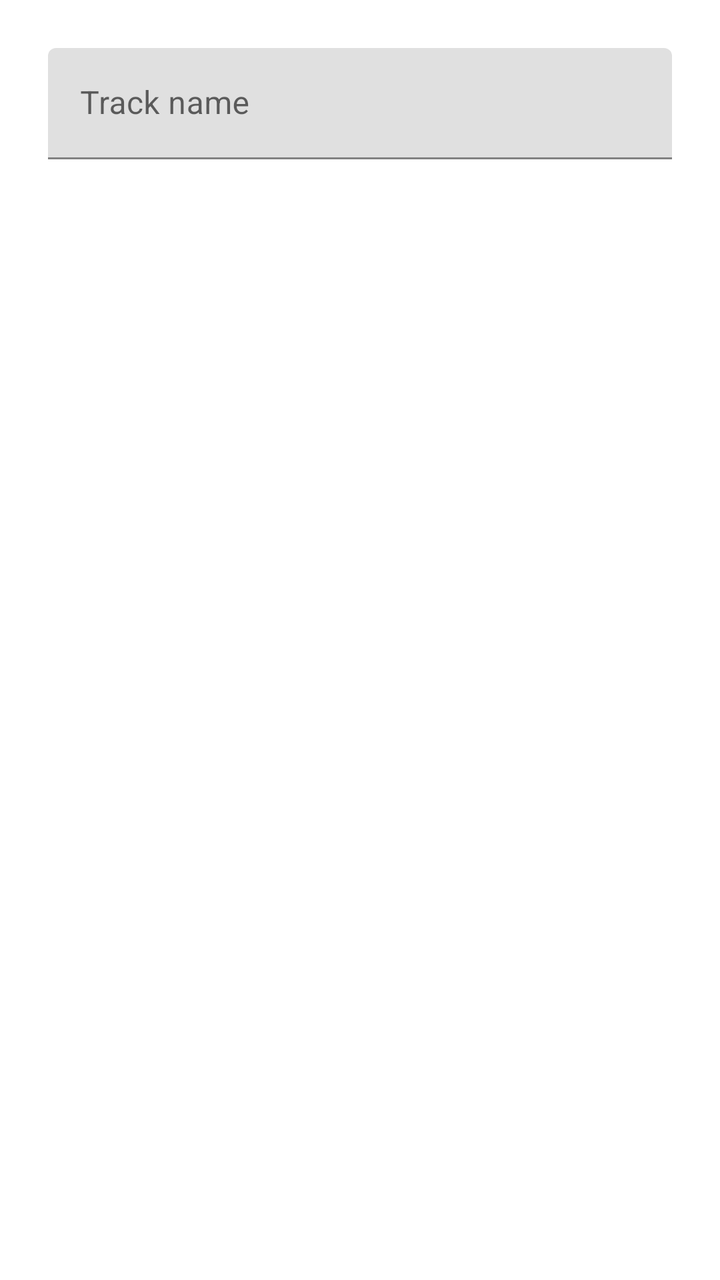
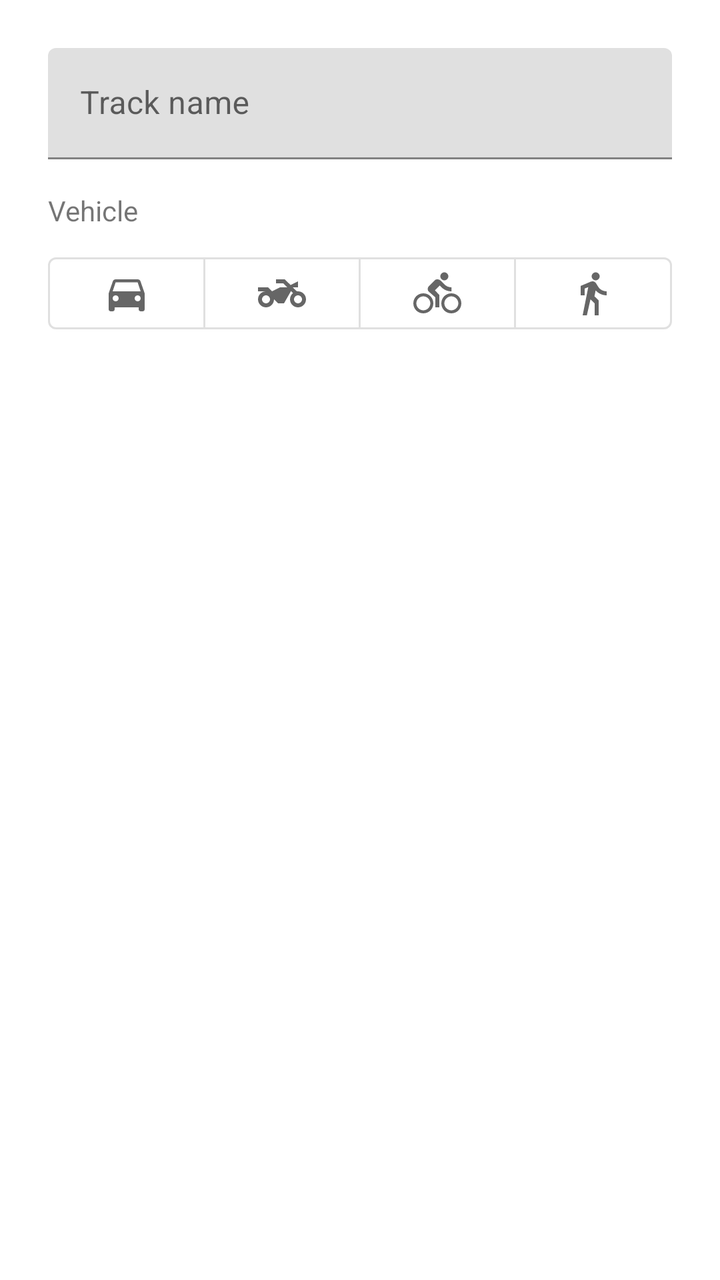

Screens rendered from an Android XML layout before and after an edit, with the pre-edit source and the edit as a unified diff.
<!-- AndroidManifest.xml: application theme Theme.TrackMate -->
<!-- res/layout/dialog_track_name.xml -->
<?xml version="1.0" encoding="utf-8"?>
<com.google.android.material.textfield.TextInputLayout xmlns:android="http://schemas.android.com/apk/res/android"
    android:layout_width="match_parent"
    android:layout_height="wrap_content"
    android:hint="Track name"
    android:padding="24dp">

    <EditText
        android:id="@+id/editTrackName"
        android:layout_width="match_parent"
        android:layout_height="wrap_content"
        android:inputType="textCapWords"
        android:singleLine="true" />

</com.google.android.material.textfield.TextInputLayout>
<!-- resources referenced by this layout -->
<resources>
  <color name="primary_500">#FF048A95</color>
  <color name="primary_700">#FF036B70</color>
  <color name="white">#FFFFFFFF</color>
  <color name="teal_200">#FF03DAC5</color>
  <color name="teal_700">#FF018786</color>
  <color name="black">#FF000000</color>
  <!-- unchanged entries left out for length: 1 -->
</resources>

<!-- the commit's change to res/layout/dialog_track_name.xml (unified diff, before → after) -->
@@ -1,15 +1,73 @@
 <?xml version="1.0" encoding="utf-8"?>
-<com.google.android.material.textfield.TextInputLayout xmlns:android="http://schemas.android.com/apk/res/android"
+<LinearLayout xmlns:android="http://schemas.android.com/apk/res/android"
+    xmlns:app="http://schemas.android.com/apk/res-auto"
     android:layout_width="match_parent"
     android:layout_height="wrap_content"
-    android:hint="Track name"
+    android:orientation="vertical"
     android:padding="24dp">
 
-    <EditText
-        android:id="@+id/editTrackName"
+    <com.google.android.material.textfield.TextInputLayout
+        android:id="@+id/trackNameLayout"
         android:layout_width="match_parent"
         android:layout_height="wrap_content"
-        android:inputType="textCapWords"
-        android:singleLine="true" />
+        android:hint="Track name">
 
-</com.google.android.material.textfield.TextInputLayout>
+        <EditText
+            android:id="@+id/editTrackName"
+            android:layout_width="match_parent"
+            android:layout_height="wrap_content"
+            android:inputType="textCapWords"
+            android:singleLine="true" />
+
+    </com.google.android.material.textfield.TextInputLayout>
+
+    <LinearLayout
+        android:id="@+id/vehicleSection"
+        android:layout_width="match_parent"
+        android:layout_height="wrap_content"
+        android:layout_marginTop="16dp"
+        android:orientation="vertical">
+
+        <TextView
+            android:id="@+id/txtVehicle"
+            android:layout_width="wrap_content"
+            android:layout_height="wrap_content"
+            android:text="Vehicle" />
+
+        <com.google.android.material.button.MaterialButtonToggleGroup
+            android:id="@+id/vehicleToggle"
+            android:layout_width="match_parent"
+            android:layout_height="wrap_content"
+            android:layout_marginTop="8dp"
+            app:selectionRequired="true"
+            app:singleSelection="true">
+
+            <com.google.android.material.button.MaterialButton
+                android:id="@+id/btnVehicleCar"
+                style="@style/VehicleToggleButton"
+                android:contentDescription="@string/vehicle_car"
+                app:icon="@drawable/ic_vehicle_car_24" />
+
+            <com.google.android.material.button.MaterialButton
+                android:id="@+id/btnVehicleMotorcycle"
+                style="@style/VehicleToggleButton"
+                android:contentDescription="@string/vehicle_motorcycle"
+                app:icon="@drawable/ic_vehicle_motorcycle_24" />
+
+            <com.google.android.material.button.MaterialButton
+                android:id="@+id/btnVehicleBicycle"
+                style="@style/VehicleToggleButton"
+                android:contentDescription="@string/vehicle_bicycle"
+                app:icon="@drawable/ic_vehicle_bicycle_24" />
+
+            <com.google.android.material.button.MaterialButton
+                android:id="@+id/btnVehicleFoot"
+                style="@style/VehicleToggleButton"
+                android:contentDescription="@string/vehicle_foot"
+                app:icon="@drawable/ic_vehicle_foot_24" />
+
+        </com.google.android.material.button.MaterialButtonToggleGroup>
+
+    </LinearLayout>
+
+</LinearLayout>
<!-- resource entries referenced after the edit -->
@@ -1,5 +1,56 @@
 <!-- resources referenced by this layout -->
 <resources>
+  <!-- drawable ic_vehicle_bicycle_24 (drawable) -->
+  <vector xmlns:android="http://schemas.android.com/apk/res/android"
+      android:width="24dp"
+      android:height="24dp"
+      android:viewportWidth="24"
+      android:viewportHeight="24">
+      <path
+          android:fillColor="@android:color/black"
+          android:pathData="M15.5,5.5c1.1,0 2,-0.9 2,-2s-0.9,-2 -2,-2 -2,0.9 -2,2 0.9,2 2,2zM5,12c-2.8,0 -5,2.2 -5,5s2.2,5 5,5 5,-2.2 5,-5 -2.2,-5 -5,-5zM5,20.5c-1.9,0 -3.5,-1.6 -3.5,-3.5s1.6,-3.5 3.5,-3.5 3.5,1.6 3.5,3.5 -1.6,3.5 -3.5,3.5zM10.8,10.5l2.4,-2.4 0.8,0.8c1.3,1.3 3,2.1 5.1,2.1L19.1,9c-1.5,0 -2.7,-0.6 -3.6,-1.5l-1.9,-1.9c-0.5,-0.4 -1,-0.6 -1.6,-0.6s-1.1,0.2 -1.4,0.6L7.8,8.4c-0.4,0.4 -0.6,0.9 -0.6,1.4 0,0.6 0.2,1.1 0.6,1.4L11,14v5h2v-6.2l-2.2,-2.3zM19,12c-2.8,0 -5,2.2 -5,5s2.2,5 5,5 5,-2.2 5,-5 -2.2,-5 -5,-5zM19,20.5c-1.9,0 -3.5,-1.6 -3.5,-3.5s1.6,-3.5 3.5,-3.5 3.5,1.6 3.5,3.5 -1.6,3.5 -3.5,3.5z"/>
+  </vector>
+  <!-- drawable ic_vehicle_car_24 (drawable) -->
+  <vector xmlns:android="http://schemas.android.com/apk/res/android"
+      android:width="24dp"
+      android:height="24dp"
+      android:viewportWidth="24"
+      android:viewportHeight="24">
+      <path
+          android:fillColor="@android:color/black"
+          android:pathData="M18.92,6.01C18.72,5.42 18.16,5 17.5,5h-11c-0.66,0 -1.21,0.42 -1.42,1.01L3,12v8c0,0.55 0.45,1 1,1h1c0.55,0 1,-0.45 1,-1v-1h12v1c0,0.55 0.45,1 1,1h1c0.55,0 1,-0.45 1,-1v-8l-2.08,-5.99zM6.5,16c-0.83,0 -1.5,-0.67 -1.5,-1.5S5.67,13 6.5,13s1.5,0.67 1.5,1.5S7.33,16 6.5,16zM17.5,16c-0.83,0 -1.5,-0.67 -1.5,-1.5s0.67,-1.5 1.5,-1.5 1.5,0.67 1.5,1.5 -0.67,1.5 -1.5,1.5zM5,11l1.5,-4.5h11L19,11H5z"/>
+  </vector>
+  <!-- drawable ic_vehicle_foot_24 (drawable) -->
+  <vector xmlns:android="http://schemas.android.com/apk/res/android"
+      android:width="24dp"
+      android:height="24dp"
+      android:viewportWidth="24"
+      android:viewportHeight="24">
+      <path
+          android:fillColor="@android:color/black"
+          android:pathData="M13.5,5.5c1.1,0 2,-0.9 2,-2s-0.9,-2 -2,-2 -2,0.9 -2,2 0.9,2 2,2zM9.8,8.9L7,23h2.1l1.8,-8 2.1,2v6h2v-7.5l-2.1,-2 0.6,-3C14.8,12 16.8,13 19,13v-2c-1.9,0 -3.5,-1 -4.3,-2.4l-1,-1.6c-0.4,-0.6 -1,-1 -1.7,-1 -0.3,0 -0.5,0.1 -0.8,0.1L6,8.3V13h2V9.6l1.8,-0.7"/>
+  </vector>
+  <!-- drawable ic_vehicle_motorcycle_24 (drawable) -->
+  <vector xmlns:android="http://schemas.android.com/apk/res/android"
+      android:width="24dp"
+      android:height="24dp"
+      android:viewportWidth="24"
+      android:viewportHeight="24">
+      <path
+          android:fillColor="@android:color/black"
+          android:pathData="M20,11c-0.18,0 -0.36,0.03 -0.53,0.05L17.41,9H20V6l-3.72,1.86L13.41,5H9v2h3.59l2,2H11l-4,2L5,9H0v2h4c-2.21,0 -4,1.79 -4,4c0,2.21 1.79,4 4,4c2.21,0 4,-1.79 4,-4l2,2h3l3.49,-6.1l1.01,1.01C16.59,12.64 16,13.75 16,15c0,2.21 1.79,4 4,4c2.21,0 4,-1.79 4,-4C24,12.79 22.21,11 20,11zM4,17c-1.1,0 -2,-0.9 -2,-2c0,-1.1 0.9,-2 2,-2c1.1,0 2,0.9 2,2C6,16.1 5.1,17 4,17zM20,17c-1.1,0 -2,-0.9 -2,-2c0,-1.1 0.9,-2 2,-2s2,0.9 2,2C22,16.1 21.1,17 20,17z"/>
+  </vector>
+  <string name="vehicle_bicycle">Bicycle</string>
+  <string name="vehicle_car">Car</string>
+  <string name="vehicle_foot">On foot</string>
+  <string name="vehicle_motorcycle">Motorcycle</string>
+  <style name="VehicleToggleButton" parent="Widget.MaterialComponents.Button.OutlinedButton">
+          <item name="android:layout_width">0dp</item>
+          <item name="android:layout_height">wrap_content</item>
+          <item name="android:layout_weight">1</item>
+          <item name="iconGravity">textStart</item>
+          <item name="iconPadding">0dp</item>
+      </style>
   <color name="primary_500">#FF048A95</color>
   <color name="primary_700">#FF036B70</color>
   <color name="white">#FFFFFFFF</color>
